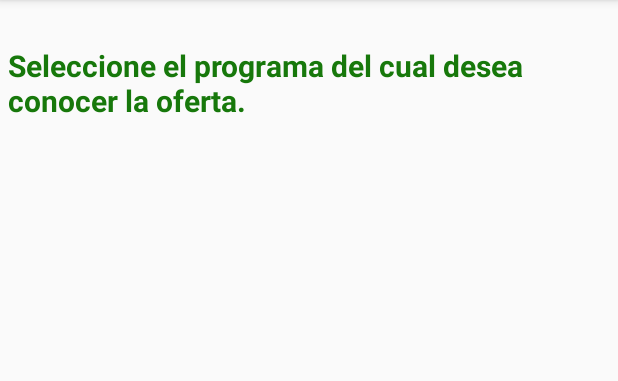
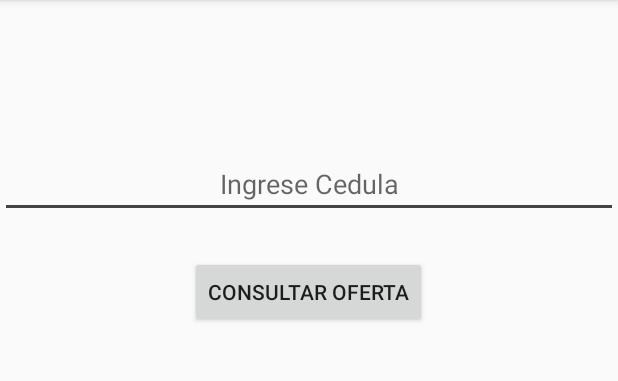
Before and after one commit to sisaza92/MiOfertaUdeAMovil, an Android app: the screen it shows after launch (ProgramaActivity before the commit, TempLoginActivity after it), on a phone screen of 412 x 824 dp, the part 84-465 px from its top. Run offline under Robolectric (Android 15) with nearby library versions, the phone set to English and light mode, and no system bars.

Commit message:
+ ya consume el estudiante del ws perfectamente - pendiente utilizar esa cedula del estudiate obtenido y no la que esta quemada

```diff
--- a/app/src/main/java/udea/edu/co/miofertaudea/modelo/dao/Contract.java
+++ b/app/src/main/java/udea/edu/co/miofertaudea/modelo/dao/Contract.java
@@ -10,7 +10,7 @@ import java.util.Date;
 public class Contract {
 
     public static final  String DB_NAME = "MiOfertaUdeA.db";
-    public static final int DB_VERSION = 7;
+    public static final int DB_VERSION = 8;
     public static final String TABLE_NAME_GRUPO = "grupo";
     public static final String TABLE_NAME_MATERIA_OFERTADA = "materiaOfertada";
     public static final String TABLE_NAME_PROGRAMA = "programa";
--- a/app/src/main/java/udea/edu/co/miofertaudea/vista/activity/ProgramaActivity.java
+++ b/app/src/main/java/udea/edu/co/miofertaudea/vista/activity/ProgramaActivity.java
@@ -17,6 +17,7 @@ import java.util.List;
 import udea.edu.co.miofertaudea.R;
 import udea.edu.co.miofertaudea.modelo.dao.Implementations.ProgramaDaoImpl;
 import udea.edu.co.miofertaudea.modelo.dao.Interfaces.ProgramaDao;
+import udea.edu.co.miofertaudea.modelo.dto.Estudiante;
 import udea.edu.co.miofertaudea.modelo.dto.Programa;
 import udea.edu.co.miofertaudea.service.ServiceImpl;
 import udea.edu.co.miofertaudea.vista.adapter.ProgramaListAdapter;
@@ -37,6 +38,10 @@ public class ProgramaActivity extends AppCompatActivity {
 
         super.onCreate(savedInstanceState);
         setContentView(R.layout.activity_programa_layout);
+
+        Estudiante estudiante = (Estudiante) getIntent().getSerializableExtra("ESTUDIANTE");
+        Log.d("REGISTRO -->", "CLASE: ProgramaActivity    METODO: onCreate resive del " +
+                "login el objeto estudiante:" + estudiante.toString());
 
         listaProgramas = (ListView) findViewById(R.id.listViewPrograma);
         filtro = new IntentFilter("udea.edu.co.miofertaudea.NUEVA_LISTA_PROGRAMAS");
--- /dev/null
+++ b/app/src/main/java/udea/edu/co/miofertaudea/vista/activity/TempLoginActivity.java
@@ -0,0 +1,98 @@
+package udea.edu.co.miofertaudea.vista.activity;
+
+import android.app.Activity;
+import android.content.BroadcastReceiver;
+import android.content.Context;
+import android.content.Intent;
+import android.content.IntentFilter;
+import android.support.v7.app.AppCompatActivity;
+import android.os.Bundle;
+import android.text.Editable;
+import android.util.Log;
+import android.view.View;
+import android.widget.Button;
+import android.widget.EditText;
+import android.widget.Toast;
+
+import java.io.Serializable;
+
+import udea.edu.co.miofertaudea.R;
+import udea.edu.co.miofertaudea.modelo.dao.Implementations.EstudianteDaoImpl;
+import udea.edu.co.miofertaudea.modelo.dao.Implementations.ProgramaDaoImpl;
+import udea.edu.co.miofertaudea.modelo.dao.Interfaces.EstudianteDao;
+import udea.edu.co.miofertaudea.modelo.dto.Estudiante;
+import udea.edu.co.miofertaudea.service.ServiceImpl;
+
+public class TempLoginActivity extends AppCompatActivity {
+
+    private IntentFilter filtro;
+    private BroadcastReceiver receptor;
+    private EditText ETloginCedulaEstudiante;
+
+    @Override
+    protected void onCreate(Bundle savedInstanceState) {
+        super.onCreate(savedInstanceState);
+        setContentView(R.layout.activity_temp_login);
+        ETloginCedulaEstudiante = (EditText) findViewById(R.id.ETloginCedulaEstudiante);
+        Log.d("REGISTRO -->", "CLASE: TempLoginActivity    METODO: onCreate");
+        filtro = new IntentFilter("udea.edu.co.miofertaudea.NUEVO_ESTUDIANTE");
+
+    }
+
+    @Override
+    public void onResume() {
+        super.onResume();
+        receptor = new TimelineReceiver();
+        registerReceiver(receptor, filtro);
+    }
+
+    public void consultarOferta(View view) {
+        String cedula = ETloginCedulaEstudiante.getText().toString();
+        if(cedula==null){
+            Toast.makeText(TempLoginActivity.this, "Estudiante Recibido Exitosamente", Toast.LENGTH_LONG).show();
+        }else{
+            //verificar que si sean las que estan quemadas
+            getEstudiante(cedula);
+
+        }
+
+
+
+    }
+    /**
+     * Metodo que Crea un IntentService para llamar al servicio que obtiene la informacion del estudiante.
+     */
+    public void getEstudiante(String cedula) {
+        Log.d("REGISTRO -->", "CLASE: TempLoginActivity    METODO: getEstudiante");
+        Intent obtenerEstudiante = new Intent(TempLoginActivity.this, ServiceImpl.class);
+        obtenerEstudiante.putExtra("accion", "obtenerEstudiante");
+        obtenerEstudiante.putExtra("cedulaEstudiante",cedula);
+        startService(obtenerEstudiante);
+    }
+
+
+    class TimelineReceiver extends BroadcastReceiver {
+
+        @Override
+        public void onReceive(Context context, Intent intent) {
+
+            Log.d("REGISTRO -->", "CLASE: TimelineReciver   METODO: onReceive");
+            EstudianteDao estudianteDao = new EstudianteDaoImpl();
+            Estudiante estudiante = estudianteDao.getEstudiante();
+            if(estudiante != null){
+                Log.d("IMPORTANTE-->", "CLASE: TimelineReciver(TempLoginActivity)" +
+                        "   METODO: SI ESTA TRAYENDO ESTUDIANTE DE LA BD: " +estudiante.toString());
+
+            }else{
+                Log.d("CRITICO-->", "CLASE: TimelineReciver(TempLoginActivity)" +
+                        "   METODO: NO ESTA TRAYENDO ESTUDIANTE DE LA BD");
+            }
+            Log.d("BROADCAST RECIBIDO", "onReceived");
+            Intent intentestudiante = new Intent(context, ProgramaActivity.class);
+            intentestudiante.putExtra("ESTUDIANTE",(Serializable) estudiante);
+            context.startActivity(intentestudiante);
+
+        }
+    }
+
+}
--- /dev/null
+++ b/app/src/main/res/layout/activity_temp_login.xml
@@ -0,0 +1,29 @@
+<?xml version="1.0" encoding="utf-8"?>
+<LinearLayout xmlns:android="http://schemas.android.com/apk/res/android"
+    xmlns:app="http://schemas.android.com/apk/res-auto"
+    xmlns:tools="http://schemas.android.com/tools"
+    android:layout_width="match_parent"
+    android:layout_height="match_parent"
+    android:orientation="vertical"
+    tools:context="udea.edu.co.miofertaudea.vista.activity.TempLoginActivity">
+
+    <EditText
+        android:layout_marginTop="100dp"
+        android:layout_width="match_parent"
+        android:layout_height="wrap_content"
+        android:hint="Ingrese Cedula"
+        android:gravity="center"
+        android:id="@+id/ETloginCedulaEstudiante"/>
+    <Button
+        android:layout_marginTop="25dp"
+        android:layout_width="wrap_content"
+        android:layout_height="wrap_content"
+        android:layout_gravity="center"
+        android:gravity="center"
+        android:text="Consultar Oferta"
+        android:onClick="consultarOferta"
+        android:id="@+id/BTloginConsultar"/>
+
+
+
+</LinearLayout>
```
Also changed, not shown: app/build.gradle (+5 -4 lines), app/src/main/AndroidManifest.xml (+10 -10 lines), app/src/main/java/udea/edu/co/miofertaudea/modelo/dao/Implementations/EstudianteDaoImpl.java (+11 -1 lines), app/src/main/java/udea/edu/co/miofertaudea/modelo/dto/Estudiante.java (+13 -3 lines), app/src/main/java/udea/edu/co/miofertaudea/service/ServiceImpl.java (+11 -7 lines).
